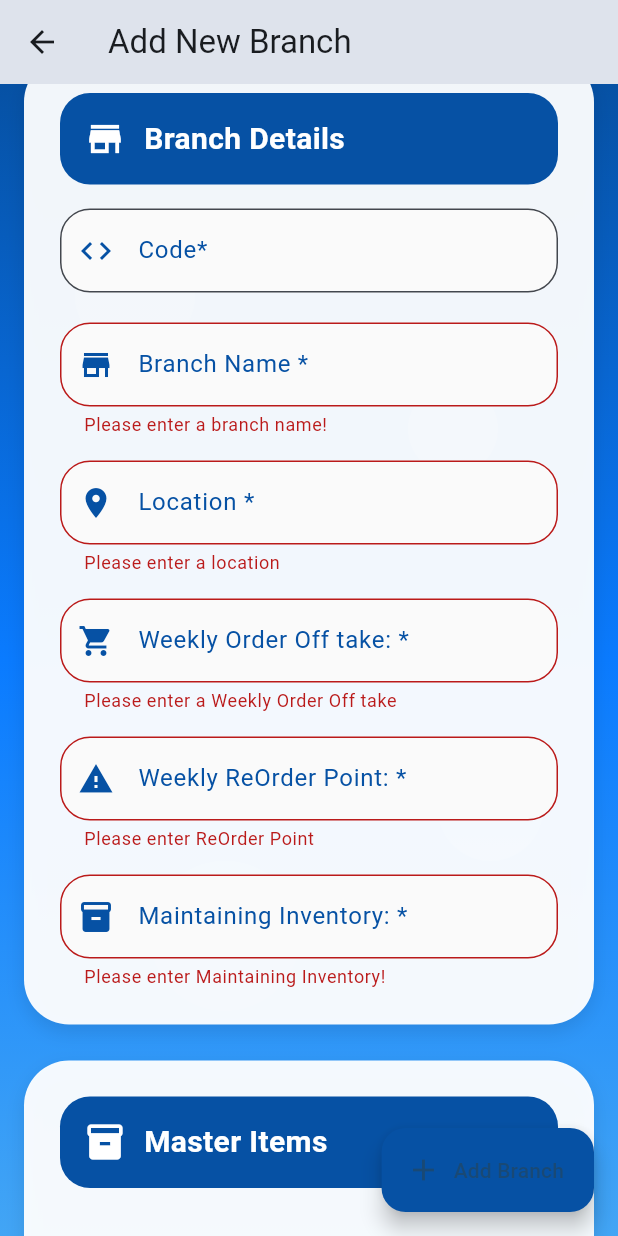
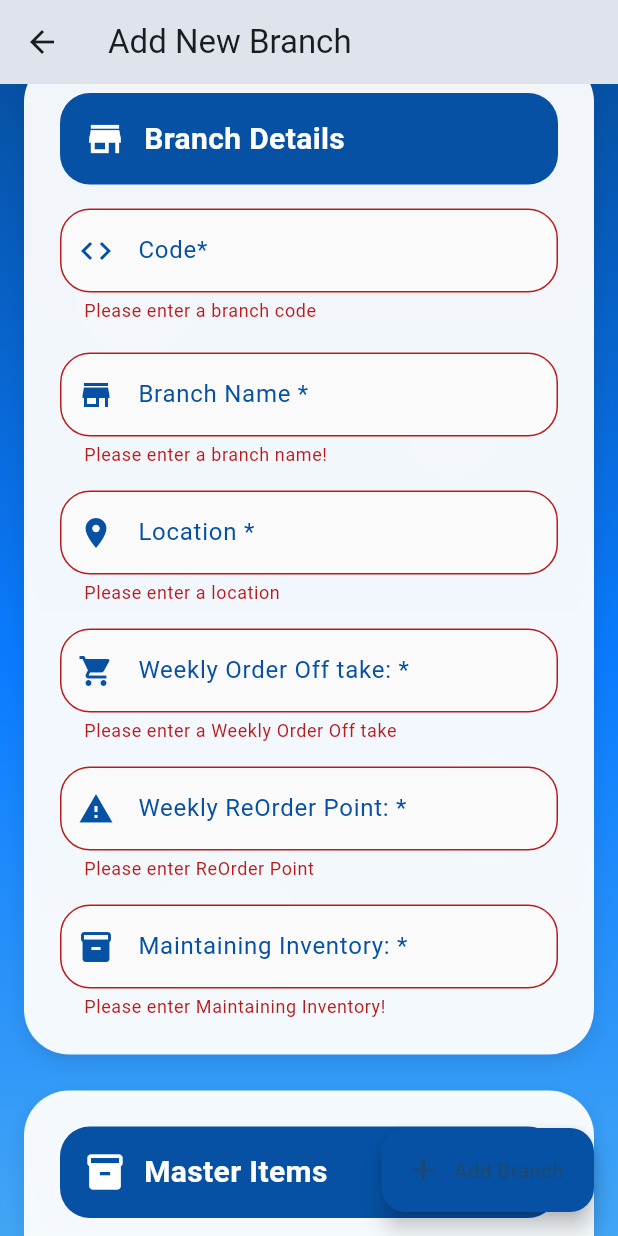
Before and after one commit to Nagareboshi09/WarehouseInventory, a Flutter app: the AddBranchScreen screen opened directly, scrolled down 34 dp, after a tap on the "add" icon, after a tap on "Add Branch", on a phone screen of 412 x 824 dp. Run offline on Flutter 3.47's test engine with Material 3 defaults, Android fonts, the light colour scheme and no system bars; our stand-ins replace csv, file_picker, fl_chart, shared_preferences, sqflite; missing offline and left inert: spreadsheet_decoder; accounts and stored records are empty.

Commit message:
Modified the SKU validation logic in _saveBranch() to check for duplicates within the same branch only

```diff
--- a/lib/screens/add_branch_screen.dart
+++ b/lib/screens/add_branch_screen.dart
@@ -293,6 +293,35 @@ class _AddBranchScreenState extends State<AddBranchScreen> {
 
     try {
       final db = await DatabaseHelper.instance.database;
+
+      // Check for unique branch code
+      final existingBranch = await db.query(
+        'branches',
+        where: 'code = ?',
+        whereArgs: [_codeController.text.trim()],
+      );
+      if (existingBranch.isNotEmpty) {
+        if (mounted) {
+          _showSnackBar('Branch code already exists. Please choose a different code.', Colors.red);
+        }
+        return;
+      }
+
+      // Check for unique item SKUs within this branch (but allow same SKU in different branches)
+      for (var item in _masterItems) {
+        final existingItem = await db.query(
+          'master_items',
+          where: 'sku = ? AND branchId = (SELECT id FROM branches WHERE code = ?)',
+          whereArgs: [item.sku, _codeController.text.trim()],
+        );
+        if (existingItem.isNotEmpty) {
+          if (mounted) {
+            _showSnackBar('Item SKU "${item.sku}" already exists in this branch. Please use a different SKU.', Colors.red);
+          }
+          return;
+        }
+      }
+
       await db.transaction((txn) async {
         // Insert the branch first
         final branchMap = {
@@ -506,6 +535,12 @@ class _AddBranchScreenState extends State<AddBranchScreen> {
                                 filled: true,
                                 fillColor: isDarkMode ? Colors.grey[800] : Colors.grey.shade50,
                               ),
+                              validator: (value) {
+                                if (value == null || value.trim().isEmpty) {
+                                  return 'Please enter a branch code';
+                                }
+                                return null;
+                              },
                             ),
                             const SizedBox(height: 20),
                             TextFormField(
```
